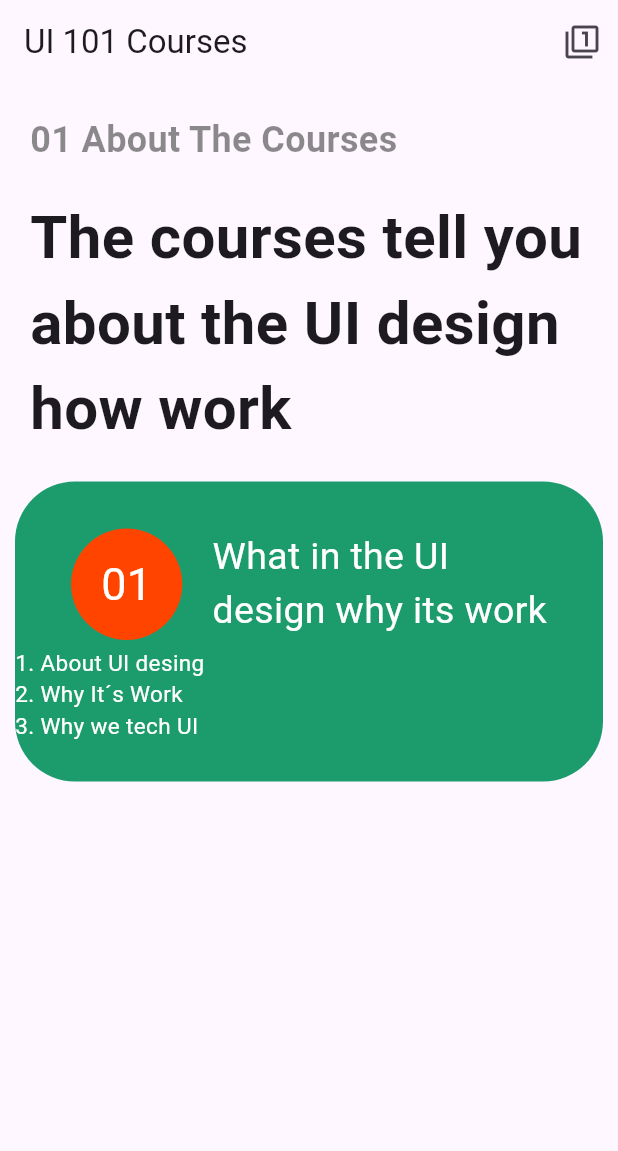
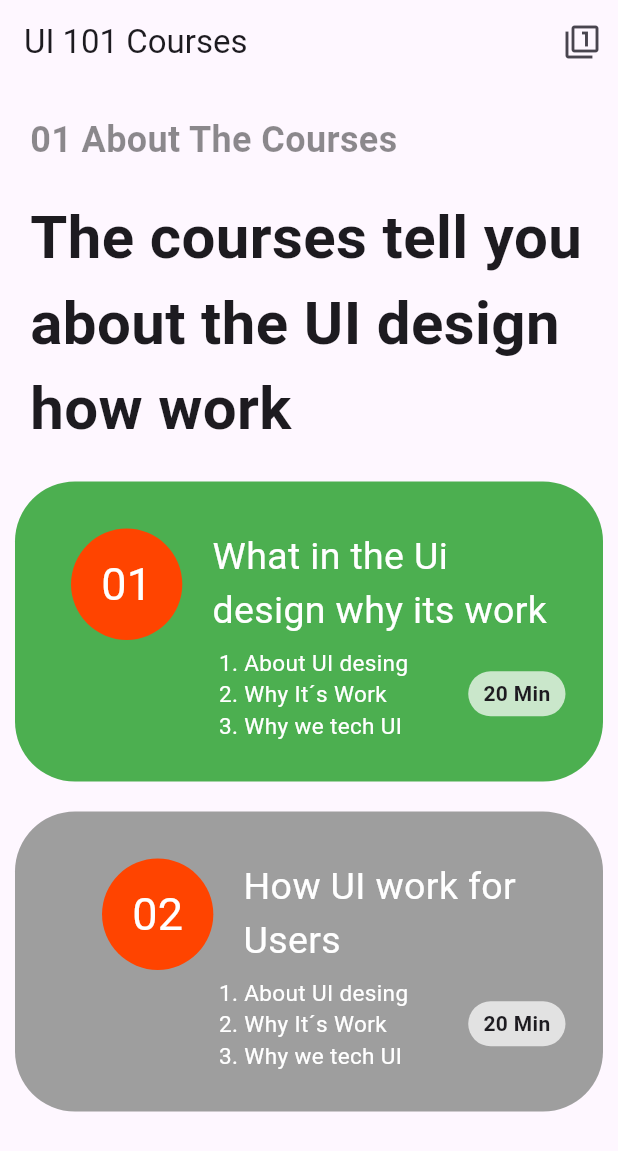
Before and after one commit to devarturobl/desarrolloApps2, a Flutter app: the screen it shows after launch, on a phone screen of 412 x 824 dp. Shown: the top 1151 px of the screen. Run offline on Flutter 3.47's test engine with Material 3 defaults, Android fonts, the phone set to English and light mode, and no system bars.

Commit message:
Clase2.3

```diff
--- a/Semana 1/layer2/lib/main.dart
+++ b/Semana 1/layer2/lib/main.dart
@@ -45,14 +45,41 @@ class MyApp extends StatelessWidget {
                   ),
                 ),
                 //cuadro verde
-                Padding(
-                  padding:
-                      const EdgeInsets.only(left: 10.0, right: 10, bottom: 20),
+                Cuadros(
+                  title: "What in the Ui\ndesign why its work",
+                  number: "01",
+                  color: Colors.green,
+                ),
+                Cuadros(
+                  title: "How UI work for\nUsers",
+                  number: "02",
+                  color: Colors.grey,
+                )
+                //cuadro Gris
+              ],
+            )));
+  }
+}
+
+class Cuadros extends StatelessWidget {
+  final String title;
+  final String number;
+  final Color color;
+  const Cuadros(
+      {super.key,
+      required this.title,
+      required this.number,
+      required this.color});
+
+  @override
+  Widget build(BuildContext context) {
+    return Padding(
+      padding: const EdgeInsets.only(left: 10.0, right: 10, bottom: 20),
       child: Container(
         //width: 200,
         height: 200,
         decoration: BoxDecoration(
-                      color: const Color.fromARGB(255, 28, 155, 109),
+          color: color,
           borderRadius: BorderRadius.circular(40),
         ),
         child: Column(
@@ -68,45 +95,56 @@ class MyApp extends StatelessWidget {
                   ),
                   padding: EdgeInsets.all(20.0),
                   child: Text(
-                                "01",
-                                style: TextStyle(
-                                    color: Colors.white, fontSize: 30),
+                    number,
+                    style: TextStyle(color: Colors.white, fontSize: 30),
                   ),
                 ),
                 SizedBox(
                   width: 20,
                 ),
                 Text(
-                              "What in the UI \ndesign why its work",
-                              style:
-                                  TextStyle(color: Colors.white, fontSize: 25),
+                  title,
+                  style: TextStyle(color: Colors.white, fontSize: 25),
                 ),
               ],
             ),
-                        Row(
+            Padding(
+              padding: const EdgeInsets.only(right: 25.0),
+              child: Row(
+                mainAxisAlignment: MainAxisAlignment.end,
                 children: [
                   Column(
                     crossAxisAlignment: CrossAxisAlignment.start,
                     children: [
                       Text("1. About UI desing",
-                                    style: TextStyle(
-                                        color: Colors.white, fontSize: 15)),
+                          style: TextStyle(color: Colors.white, fontSize: 15)),
                       Text("2. Why It´s Work",
-                                    style: TextStyle(
-                                        color: Colors.white, fontSize: 15)),
+                          style: TextStyle(color: Colors.white, fontSize: 15)),
                       Text("3. Why we tech UI",
-                                    style: TextStyle(
-                                        color: Colors.white, fontSize: 15)),
+                          style: TextStyle(color: Colors.white, fontSize: 15)),
                     ],
+                  ),
+                  SizedBox(
+                    width: 40,
+                  ),
+                  Container(
+                    padding:
+                        EdgeInsets.only(left: 10, top: 5, bottom: 5, right: 10),
+                    decoration: BoxDecoration(
+                      color: Colors.white70,
+                      borderRadius: BorderRadius.circular(50),
+                    ),
+                    child: Text(
+                      "20 Min",
+                      style: TextStyle(fontWeight: FontWeight.bold),
+                    ),
                   )
                 ],
+              ),
             )
           ],
         ),
       ),
-                ),
-                //cuadro Gris
-              ],
-            )));
+    );
   }
 }
```
Lines whose indentation alone changed are shown as unchanged.
